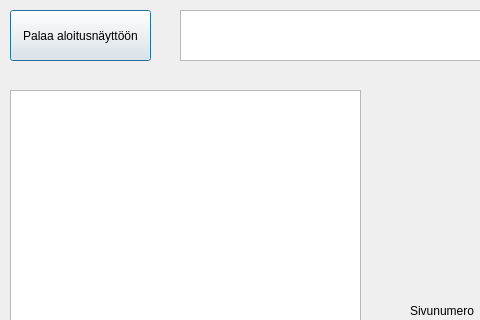
First picture: the form in PankkiAutomaatti/exe/selaatilitapahtumia.ui, repository banksimul2022/group2, before the edit; both pictures show x 0 to 480 and y 0 to 320 of the 562 by 456 pixel window.
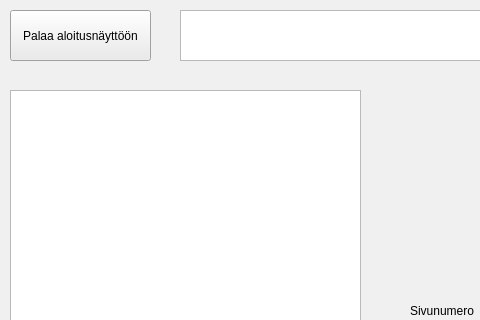
Second picture: the form after the edit.

What changed in the file:
```diff
--- a/PankkiAutomaatti/exe/selaatilitapahtumia.ui
+++ b/PankkiAutomaatti/exe/selaatilitapahtumia.ui
@@ -10,6 +10,556 @@
     <height>456</height>
    </rect>
   </property>
+  <property name="palette">
+   <palette>
+    <active>
+     <colorrole role="WindowText">
+      <brush brushstyle="SolidPattern">
+       <color alpha="255">
+        <red>0</red>
+        <green>0</green>
+        <blue>255</blue>
+       </color>
+      </brush>
+     </colorrole>
+     <colorrole role="Button">
+      <brush brushstyle="SolidPattern">
+       <color alpha="255">
+        <red>255</red>
+        <green>255</green>
+        <blue>255</blue>
+       </color>
+      </brush>
+     </colorrole>
+     <colorrole role="Light">
+      <brush brushstyle="SolidPattern">
+       <color alpha="255">
+        <red>0</red>
+        <green>0</green>
+        <blue>255</blue>
+       </color>
+      </brush>
+     </colorrole>
+     <colorrole role="Midlight">
+      <brush brushstyle="SolidPattern">
+       <color alpha="255">
+        <red>0</red>
+        <green>0</green>
+        <blue>255</blue>
+       </color>
+      </brush>
+     </colorrole>
+     <colorrole role="Dark">
+      <brush brushstyle="SolidPattern">
+       <color alpha="255">
+        <red>0</red>
+        <green>0</green>
+        <blue>255</blue>
+       </color>
+      </brush>
+     </colorrole>
+     <colorrole role="Mid">
+      <brush brushstyle="SolidPattern">
+       <color alpha="255">
+        <red>0</red>
+        <green>0</green>
+        <blue>255</blue>
+       </color>
+      </brush>
+     </colorrole>
+     <colorrole role="Text">
+      <brush brushstyle="SolidPattern">
+       <color alpha="255">
+        <red>0</red>
+        <green>0</green>
+        <blue>255</blue>
+       </color>
+      </brush>
+     </colorrole>
+     <colorrole role="BrightText">
+      <brush brushstyle="SolidPattern">
+       <color alpha="255">
+        <red>0</red>
+        <green>0</green>
+        <blue>255</blue>
+       </color>
+      </brush>
+     </colorrole>
+     <colorrole role="ButtonText">
+      <brush brushstyle="SolidPattern">
+       <color alpha="255">
+        <red>0</red>
+        <green>0</green>
+        <blue>255</blue>
+       </color>
+      </brush>
+     </colorrole>
+     <colorrole role="Base">
+      <brush brushstyle="SolidPattern">
+       <color alpha="255">
+        <red>255</red>
+        <green>255</green>
+        <blue>255</blue>
+       </color>
+      </brush>
+     </colorrole>
+     <colorrole role="Window">
+      <brush brushstyle="SolidPattern">
+       <color alpha="255">
+        <red>255</red>
+        <green>255</green>
+        <blue>255</blue>
+       </color>
+      </brush>
+     </colorrole>
+     <colorrole role="Shadow">
+      <brush brushstyle="SolidPattern">
+       <color alpha="255">
+        <red>0</red>
+        <green>0</green>
+        <blue>255</blue>
+       </color>
+      </brush>
+     </colorrole>
+     <colorrole role="Highlight">
+      <brush brushstyle="SolidPattern">
+       <color alpha="255">
+        <red>0</red>
+        <green>0</green>
+        <blue>255</blue>
+       </color>
+      </brush>
+     </colorrole>
+     <colorrole role="HighlightedText">
+      <brush brushstyle="SolidPattern">
+       <color alpha="255">
+        <red>255</red>
+        <green>255</green>
+        <blue>255</blue>
+       </color>
+      </brush>
+     </colorrole>
+     <colorrole role="Link">
+      <brush brushstyle="SolidPattern">
+       <color alpha="255">
+        <red>0</red>
+        <green>0</green>
+        <blue>255</blue>
+       </color>
+      </brush>
+     </colorrole>
+     <colorrole role="LinkVisited">
+      <brush brushstyle="SolidPattern">
+       <color alpha="255">
+        <red>0</red>
+        <green>0</green>
+        <blue>255</blue>
+       </color>
+      </brush>
+     </colorrole>
+     <colorrole role="AlternateBase">
+      <brush brushstyle="SolidPattern">
+       <color alpha="255">
+        <red>255</red>
+        <green>255</green>
+        <blue>255</blue>
+       </color>
+      </brush>
+     </colorrole>
+     <colorrole role="ToolTipBase">
+      <brush brushstyle="SolidPattern">
+       <color alpha="255">
+        <red>0</red>
+        <green>0</green>
+        <blue>255</blue>
+       </color>
+      </brush>
+     </colorrole>
+     <colorrole role="ToolTipText">
+      <brush brushstyle="SolidPattern">
+       <color alpha="255">
+        <red>0</red>
+        <green>0</green>
+        <blue>255</blue>
+       </color>
+      </brush>
+     </colorrole>
+     <colorrole role="PlaceholderText">
+      <brush brushstyle="SolidPattern">
+       <color alpha="128">
+        <red>0</red>
+        <green>0</green>
+        <blue>255</blue>
+       </color>
+      </brush>
+     </colorrole>
+    </active>
+    <inactive>
+     <colorrole role="WindowText">
+      <brush brushstyle="SolidPattern">
+       <color alpha="255">
+        <red>0</red>
+        <green>0</green>
+        <blue>0</blue>
+       </color>
+      </brush>
+     </colorrole>
+     <colorrole role="Button">
+      <brush brushstyle="SolidPattern">
+       <color alpha="255">
+        <red>240</red>
+        <green>240</green>
+        <blue>240</blue>
+       </color>
+      </brush>
+     </colorrole>
+     <colorrole role="Light">
+      <brush brushstyle="SolidPattern">
+       <color alpha="255">
+        <red>255</red>
+        <green>255</green>
+        <blue>255</blue>
+       </color>
+      </brush>
+     </colorrole>
+     <colorrole role="Midlight">
+      <brush brushstyle="SolidPattern">
+       <color alpha="255">
+        <red>227</red>
+        <green>227</green>
+        <blue>227</blue>
+       </color>
+      </brush>
+     </colorrole>
+     <colorrole role="Dark">
+      <brush brushstyle="SolidPattern">
+       <color alpha="255">
+        <red>160</red>
+        <green>160</green>
+        <blue>160</blue>
+       </color>
+      </brush>
+     </colorrole>
+     <colorrole role="Mid">
+      <brush brushstyle="SolidPattern">
+       <color alpha="255">
+        <red>160</red>
+        <green>160</green>
+        <blue>160</blue>
+       </color>
+      </brush>
+     </colorrole>
+     <colorrole role="Text">
+      <brush brushstyle="SolidPattern">
+       <color alpha="255">
+        <red>0</red>
+        <green>0</green>
+        <blue>0</blue>
+       </color>
+      </brush>
+     </colorrole>
+     <colorrole role="BrightText">
+      <brush brushstyle="SolidPattern">
+       <color alpha="255">
+        <red>255</red>
+        <green>255</green>
+        <blue>255</blue>
+       </color>
+      </brush>
+     </colorrole>
+     <colorrole role="ButtonText">
+      <brush brushstyle="SolidPattern">
+       <color alpha="255">
+        <red>0</red>
+        <green>0</green>
+        <blue>0</blue>
+       </color>
+      </brush>
+     </colorrole>
+     <colorrole role="Base">
+      <brush brushstyle="SolidPattern">
+       <color alpha="255">
+        <red>255</red>
+        <green>255</green>
+        <blue>255</blue>
+       </color>
+      </brush>
+     </colorrole>
+     <colorrole role="Window">
+      <brush brushstyle="SolidPattern">
+       <color alpha="255">
+        <red>240</red>
+        <green>240</green>
+        <blue>240</blue>
+       </color>
+      </brush>
+     </colorrole>
+     <colorrole role="Shadow">
+      <brush brushstyle="SolidPattern">
+       <color alpha="255">
+        <red>105</red>
+        <green>105</green>
+        <blue>105</blue>
+       </color>
+      </brush>
+     </colorrole>
+     <colorrole role="Highlight">
+      <brush brushstyle="SolidPattern">
+       <color alpha="255">
+        <red>240</red>
+        <green>240</green>
+        <blue>240</blue>
+       </color>
+      </brush>
+     </colorrole>
+     <colorrole role="HighlightedText">
+      <brush brushstyle="SolidPattern">
+       <color alpha="255">
+        <red>0</red>
+        <green>0</green>
+        <blue>0</blue>
+       </color>
+      </brush>
+     </colorrole>
+     <colorrole role="Link">
+      <brush brushstyle="SolidPattern">
+       <color alpha="255">
+        <red>0</red>
+        <green>0</green>
+        <blue>255</blue>
+       </color>
+      </brush>
+     </colorrole>
+     <colorrole role="LinkVisited">
+      <brush brushstyle="SolidPattern">
+       <color alpha="255">
+        <red>255</red>
+        <green>0</green>
+        <blue>255</blue>
+       </color>
+      </brush>
+     </colorrole>
+     <colorrole role="AlternateBase">
+      <brush brushstyle="SolidPattern">
+       <color alpha="255">
+        <red>245</red>
+        <green>245</green>
+        <blue>245</blue>
+       </color>
+      </brush>
+     </colorrole>
+     <colorrole role="ToolTipBase">
+      <brush brushstyle="SolidPattern">
+       <color alpha="255">
+        <red>255</red>
+        <green>255</green>
+        <blue>220</blue>
+       </color>
+      </brush>
+     </colorrole>
+     <colorrole role="ToolTipText">
+      <brush brushstyle="SolidPattern">
+       <color alpha="255">
+        <red>0</red>
+        <green>0</green>
+        <blue>0</blue>
+       </color>
+      </brush>
+     </colorrole>
+     <colorrole role="PlaceholderText">
+      <brush brushstyle="SolidPattern">
+       <color alpha="128">
+        <red>0</red>
+        <green>0</green>
+        <blue>0</blue>
+       </color>
+      </brush>
+     </colorrole>
+    </inactive>
+    <disabled>
+     <colorrole role="WindowText">
+      <brush brushstyle="SolidPattern">
+       <color alpha="255">
+        <red>0</red>
+        <green>0</green>
+        <blue>255</blue>
+       </color>
+      </brush>
+     </colorrole>
+     <colorrole role="Button">
+      <brush brushstyle="SolidPattern">
+       <color alpha="255">
+        <red>255</red>
+        <green>255</green>
+        <blue>255</blue>
+       </color>
+      </brush>
+     </colorrole>
+     <colorrole role="Light">
+      <brush brushstyle="SolidPattern">
+       <color alpha="255">
+        <red>0</red>
+        <green>0</green>
+        <blue>255</blue>
+       </color>
+      </brush>
+     </colorrole>
+     <colorrole role="Midlight">
+      <brush brushstyle="SolidPattern">
+       <color alpha="255">
+        <red>0</red>
+        <green>0</green>
+        <blue>255</blue>
+       </color>
+      </brush>
+     </colorrole>
+     <colorrole role="Dark">
+      <brush brushstyle="SolidPattern">
+       <color alpha="255">
+        <red>0</red>
+        <green>0</green>
+        <blue>255</blue>
+       </color>
+      </brush>
+     </colorrole>
+     <colorrole role="Mid">
+      <brush brushstyle="SolidPattern">
+       <color alpha="255">
+        <red>0</red>
+        <green>0</green>
+        <blue>255</blue>
+       </color>
+      </brush>
+     </colorrole>
+     <colorrole role="Text">
+      <brush brushstyle="SolidPattern">
+       <color alpha="255">
+        <red>0</red>
+        <green>0</green>
+        <blue>255</blue>
+       </color>
+      </brush>
+     </colorrole>
+     <colorrole role="BrightText">
+      <brush brushstyle="SolidPattern">
+       <color alpha="255">
+        <red>0</red>
+        <green>0</green>
+        <blue>255</blue>
+       </color>
+      </brush>
+     </colorrole>
+     <colorrole role="ButtonText">
+      <brush brushstyle="SolidPattern">
+       <color alpha="255">
+        <red>0</red>
+        <green>0</green>
+        <blue>255</blue>
+       </color>
+      </brush>
+     </colorrole>
+     <colorrole role="Base">
+      <brush brushstyle="SolidPattern">
+       <color alpha="255">
+        <red>255</red>
+        <green>255</green>
+        <blue>255</blue>
+       </color>
+      </brush>
+     </colorrole>
+     <colorrole role="Window">
+      <brush brushstyle="SolidPattern">
+       <color alpha="255">
+        <red>255</red>
+        <green>255</green>
+        <blue>255</blue>
+       </color>
+      </brush>
+     </colorrole>
+     <colorrole role="Shadow">
+      <brush brushstyle="SolidPattern">
+       <color alpha="255">
+        <red>0</red>
+        <green>0</green>
+        <blue>0</blue>
+       </color>
+      </brush>
+     </colorrole>
+     <colorrole role="Highlight">
+      <brush brushstyle="SolidPattern">
+       <color alpha="255">
+        <red>0</red>
+        <green>120</green>
+        <blue>215</blue>
+       </color>
+      </brush>
+     </colorrole>
+     <colorrole role="HighlightedText">
+      <brush brushstyle="SolidPattern">
+       <color alpha="255">
+        <red>255</red>
+        <green>255</green>
+        <blue>255</blue>
+       </color>
+      </brush>
+     </colorrole>
+     <colorrole role="Link">
+      <brush brushstyle="SolidPattern">
+       <color alpha="255">
+        <red>0</red>
+        <green>0</green>
+        <blue>255</blue>
+       </color>
+      </brush>
+     </colorrole>
+     <colorrole role="LinkVisited">
+      <brush brushstyle="SolidPattern">
+       <color alpha="255">
+        <red>255</red>
+        <green>0</green>
+        <blue>255</blue>
+       </color>
+      </brush>
+     </colorrole>
+     <colorrole role="AlternateBase">
+      <brush brushstyle="SolidPattern">
+       <color alpha="255">
+        <red>245</red>
+        <green>245</green>
+        <blue>245</blue>
+       </color>
+      </brush>
+     </colorrole>
+     <colorrole role="ToolTipBase">
+      <brush brushstyle="SolidPattern">
+       <color alpha="255">
+        <red>255</red>
+        <green>255</green>
+        <blue>220</blue>
+       </color>
+      </brush>
+     </colorrole>
+     <colorrole role="ToolTipText">
+      <brush brushstyle="SolidPattern">
+       <color alpha="255">
+        <red>0</red>
+        <green>0</green>
+        <blue>0</blue>
+       </color>
+      </brush>
+     </colorrole>
+     <colorrole role="PlaceholderText">
+      <brush brushstyle="SolidPattern">
+       <color alpha="128">
+        <red>0</red>
+        <green>0</green>
+        <blue>0</blue>
+       </color>
+      </brush>
+     </colorrole>
+    </disabled>
+   </palette>
+  </property>
   <property name="windowTitle">
    <string>Tilitapahtumat</string>
   </property>
```
Left out of the diff: 550 changed lines with no effect on the pictures.
